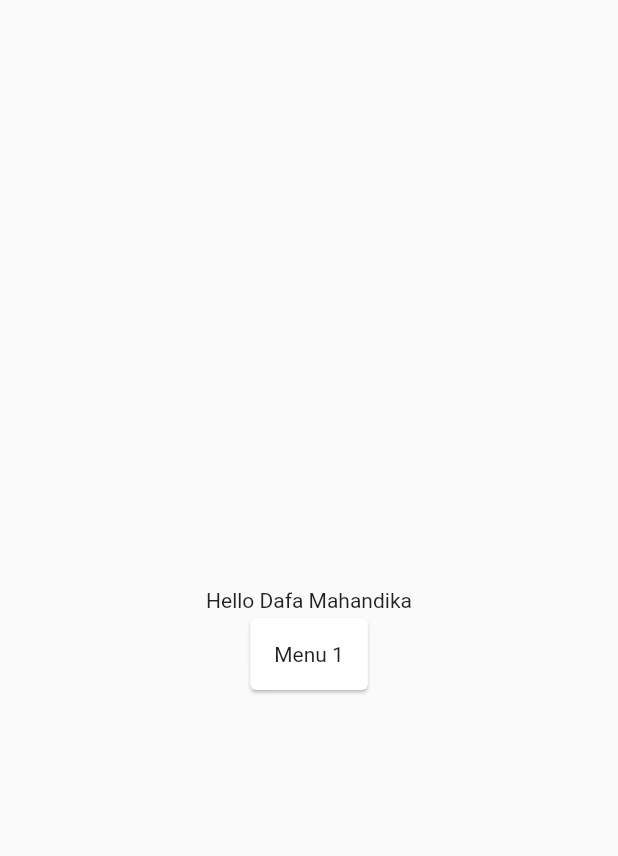
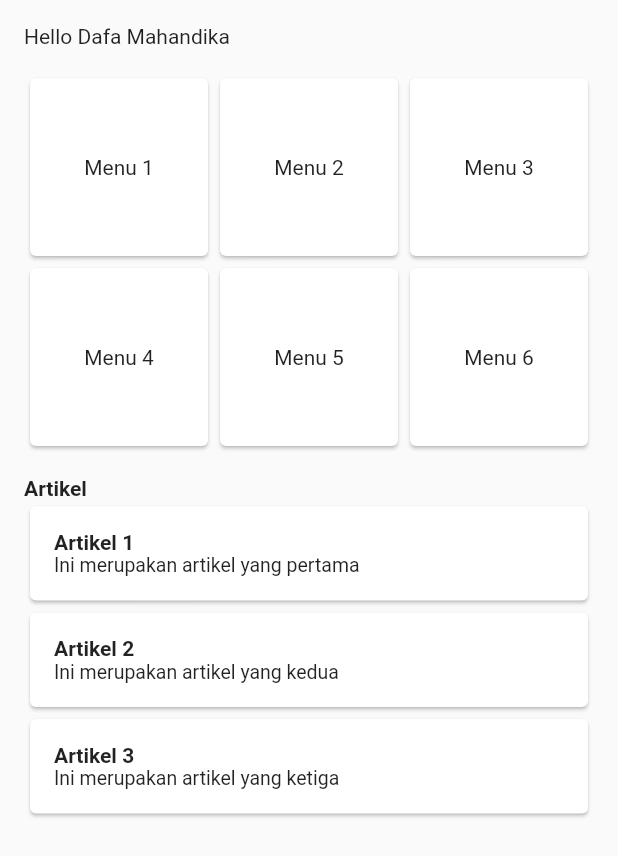
Before and after one commit to dafamahandika/flutter-chlorine-zoom, a Flutter app: the HomePage screen opened directly, on a phone screen of 412 x 824 dp. Shown: the top 856 px of the screen. Run offline on Flutter 3.47's test engine with Material 2 defaults, Android fonts, the phone set to English and light mode, and no system bars; our stand-ins replace fluttertoast.

Commit message:
sesi 5 setengah

```diff
--- a/lib/pages/home_page.dart
+++ b/lib/pages/home_page.dart
@@ -23,21 +23,87 @@ class _HomePageState extends State<HomePage> {
           width: MediaQuery.of(context).size.width,
           height: MediaQuery.of(context).size.height,
           child: Column(
-            mainAxisAlignment: MainAxisAlignment.center,
-            // mainAxisAlignment: MainAxisAlignment.center,
+            mainAxisAlignment: MainAxisAlignment.start,
+            crossAxisAlignment: CrossAxisAlignment.start,
             mainAxisSize: MainAxisSize.max,
             children: [
-              Text("Hello Dafa Mahandika"),
-              Card(
-                child: Padding(
-                  padding: const EdgeInsets.all(16.0),
-                  child: Text("Menu 1"),
-                ),
-              )
+              const Text("Hello Dafa Mahandika"),
+              const SizedBox(
+                height: 16,
+              ),
+              GridView.count(
+                shrinkWrap: true,
+                crossAxisCount: 3,
+                children: [
+                  _ItemMenu(context, "Menu 1"),
+                  _ItemMenu(context, "Menu 2"),
+                  _ItemMenu(context, "Menu 3"),
+                  _ItemMenu(context, "Menu 4"),
+                  _ItemMenu(context, "Menu 5"),
+                  _ItemMenu(context, "Menu 6"),
+                ],
+              ),
+              const SizedBox(
+                height: 16,
+              ),
+              const Text(
+                "Artikel",
+                style: TextStyle(fontSize: 14, fontWeight: FontWeight.bold),
+              ),
+              ListView(
+                shrinkWrap: true,
+                children: [
+                  _itemArticle(context, "Artikel 1",
+                      "Ini merupakan artikel yang pertama"),
+                  _itemArticle(context, "Artikel 2",
+                      "Ini merupakan artikel yang kedua"),
+                  _itemArticle(context, "Artikel 3",
+                      "Ini merupakan artikel yang ketiga"),
+
+                ],
+              ),
             ],
           ),
         ),
       ),
     );
   }
+
+  _ItemMenu(BuildContext context, String title) {
+    return SizedBox(
+      width: double.infinity,
+      height: 100,
+      child: Card(
+        child: Padding(
+          padding: const EdgeInsets.all(16.0),
+          child: Center(child: Text(title)),
+        ),
+      ),
+    );
+  }
+
+  _itemArticle(BuildContext context, String title, String desc) {
+    return SizedBox(
+      width: MediaQuery.of(context).size.width,
+      child: Card(
+        child: Padding(
+            padding: const EdgeInsets.all(16),
+            child: Column(
+              mainAxisAlignment: MainAxisAlignment.start,
+              crossAxisAlignment: CrossAxisAlignment.start,
+              children: [
+                Text(
+                  title,
+                  style: const TextStyle(
+                      fontSize: 14, fontWeight: FontWeight.bold),
+                ),
+                Text(desc,
+                    style: const TextStyle(
+                      fontSize: 13,
+                    ))
+              ],
+            )),
+      ),
+    );
+  }
 }
```
